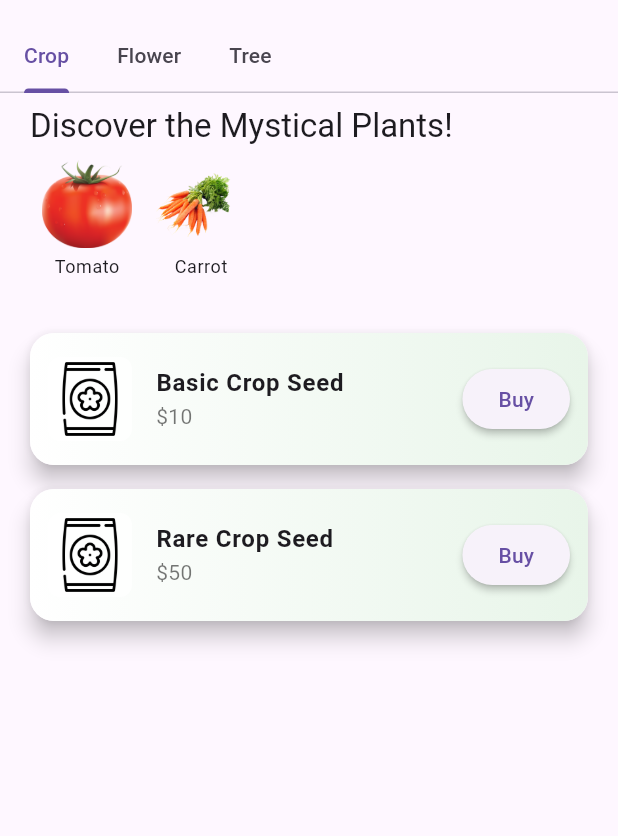
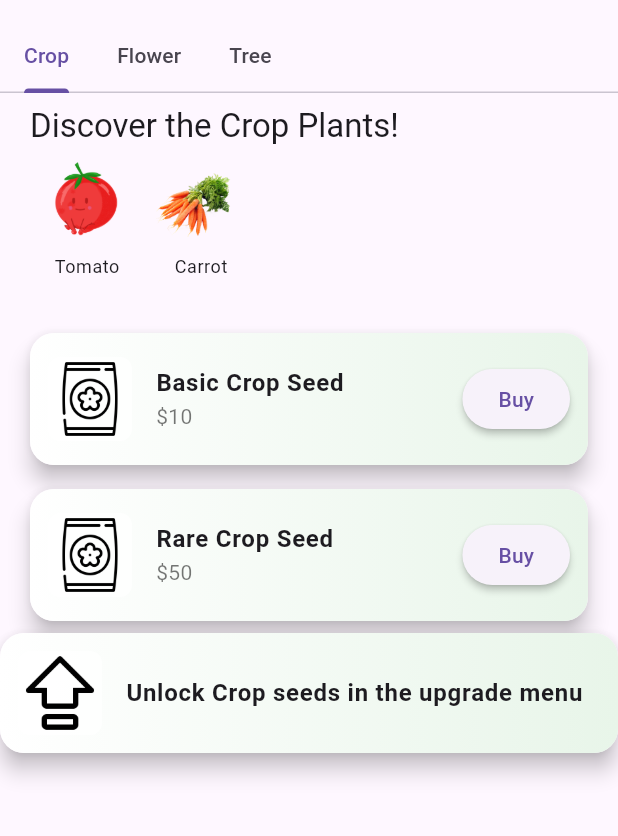
Before and after one commit to phoenixrgarcia/plant_game, a Flutter app: the ShopScreen screen opened directly, on a phone screen of 412 x 824 dp, the part 63-899 px from its top. Run offline on Flutter 3.47's test engine with Material 3 defaults, Android fonts, the phone set to English and light mode, and no system bars; our stand-ins replace flutter_riverpod, hive, hive_flutter; missing offline and left inert: dart:ffi, flame, pair; accounts and stored records are empty.

Commit message:
adding upgrade tile in shop

```diff
--- a/lib/screens/inventory_screen.dart
+++ b/lib/screens/inventory_screen.dart
@@ -70,7 +70,7 @@ class InventoryScreen extends ConsumerWidget {
                           itemCount: plantInventory.length,
                           itemBuilder: (context, index) {
                             return InventoryListItem(
-                              entry: plantInventory[index],
+                              entry: plantInventory[plantInventory.length - 1 - index],
                               canPlant: canPlant,
                               potRow: selectedPot?.potState.row,
                               potCol: selectedPot?.potState.col,
--- a/lib/screens/shop_screen.dart
+++ b/lib/screens/shop_screen.dart
@@ -94,7 +94,7 @@ class _ShopTabState extends ConsumerState<ShopTab>
             children: [
               // Theme description
               Text(
-                'Discover the Mystical Plants!',
+                'Discover the ${widget.category} Plants!',
                 style: Theme.of(context).textTheme.titleLarge,
               ),
               const SizedBox(height: 8),
@@ -167,7 +167,7 @@ class _ShopTabState extends ConsumerState<ShopTab>
                 price: item['price'],
                 image: item['image'],
                 onBuy: () {
-                  final nextSeeds = getThreePlants(manager);
+                  final nextSeeds = getThreePlants(manager, plantType: widget.category);
                   final generated = nextSeeds.take(3).map((p) {
                     return {
                       'name': p.plantDataName,
@@ -176,11 +176,13 @@ class _ShopTabState extends ConsumerState<ShopTab>
                     };
                   }).toList();
                   // Handle buy action
+                  showSeedPickOverlay(context, options: generated, onSelected: (chosen) {});
                 },
               ),
             ),
           );
         }),
+        ClassUpgradeCard(category: widget.category)
       ],
     );
   }
@@ -237,6 +239,44 @@ class _ShopItemCard extends StatelessWidget {
   }
 }
 
+class ClassUpgradeCard extends StatelessWidget{
+  final String category;
+  final String image = "assets/images/upgrade_icon.png";
+
+  ClassUpgradeCard({super.key, required this.category});
+
+  @override
+  Widget build(BuildContext context){
+    return Material(
+      elevation: 6,
+      borderRadius: BorderRadius.circular(16),
+      child: Container(
+        decoration: BoxDecoration(
+          gradient:
+              LinearGradient(colors: [Colors.white, Colors.green.shade50]),
+          borderRadius: BorderRadius.circular(16),
+        ),
+        child: ListTile(
+          contentPadding:
+              const EdgeInsets.symmetric(horizontal: 12, vertical: 12),
+          leading: Container(
+            width: 56,
+            height: 56,
+            decoration: BoxDecoration(
+              image: DecorationImage(
+                  image: AssetImage(image), fit: BoxFit.contain),
+              borderRadius: BorderRadius.circular(8),
+              color: Colors.white.withOpacity(0.8),
+            ),
+          ),
+          title:
+              Text("Unlock ${category} seeds in the upgrade menu", style: const TextStyle(fontWeight: FontWeight.bold)),
+          ),
+        ),
+    );
+  }
+}
+
 List<Map<String, dynamic>> getItemsForCategory(String category) {
   bool isUnlocked =
       GameStateManager().state.shopState.unlockedPlantTypes[category] ?? false;
@@ -269,16 +309,16 @@ List<Map<String, dynamic>> getItemsForCategory(String category) {
   return items;
 }
 
-List<PlantInstance> getThreePlants(GameStateManager gameStateManager) {
+List<PlantInstance> getThreePlants(GameStateManager gameStateManager, {String? plantType}) {
   int seed = gameStateManager.state.nextShopRandomSeed;
   PlantInstance p1 = PlantInstance(
-      plantDataName: PlantData.getWeightedRandom(seed), tier: randomTier(seed));
+      plantDataName: PlantData.getWeightedRandom(seed, plantType: plantType), tier: randomTier(seed));
   seed++;
   PlantInstance p2 = PlantInstance(
-      plantDataName: PlantData.getWeightedRandom(seed), tier: randomTier(seed));
+      plantDataName: PlantData.getWeightedRandom(seed, plantType: plantType), tier: randomTier(seed));
   seed++;
   PlantInstance p3 = PlantInstance(
-      plantDataName: PlantData.getWeightedRandom(seed), tier: randomTier(seed));
+      plantDataName: PlantData.getWeightedRandom(seed, plantType: plantType), tier: randomTier(seed));
   return [p1, p2, p3];
 }
 
```
Also changed, not shown: assets/images/tomato.png.
